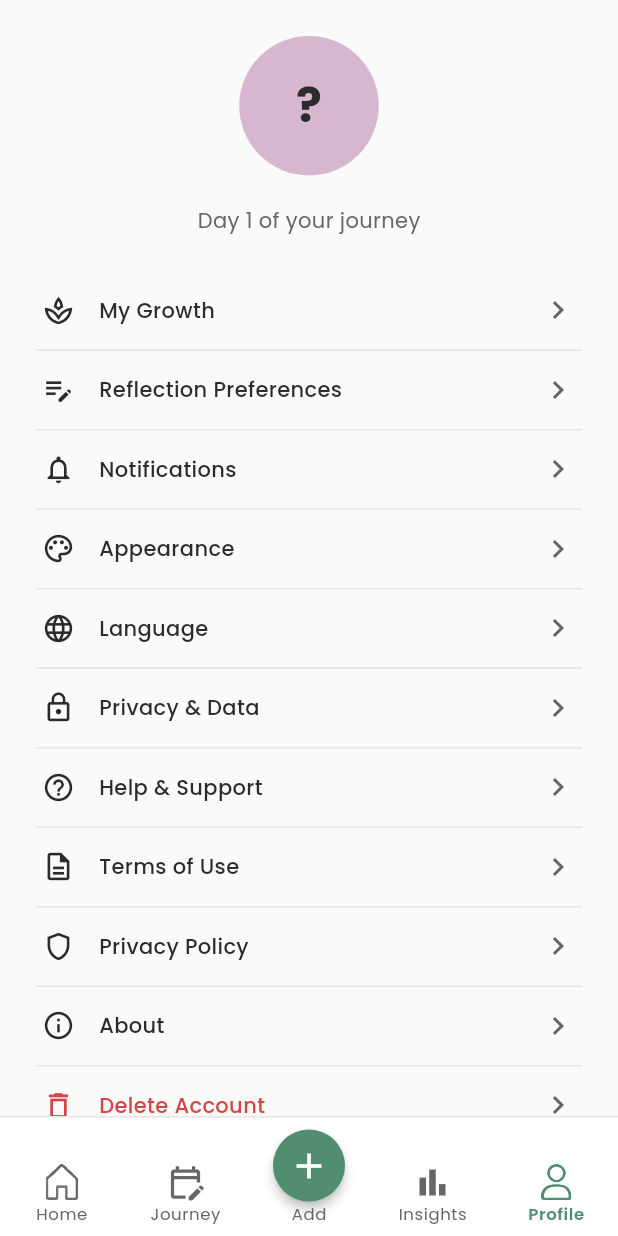
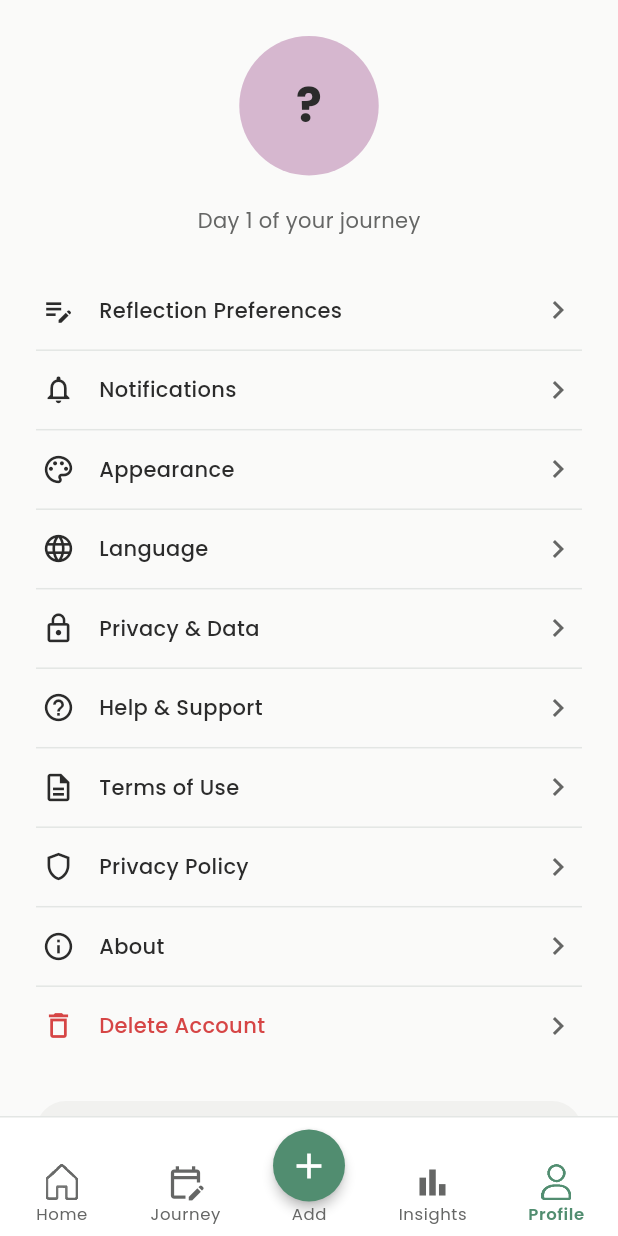
Before and after one commit to amalanan/you_app, a Flutter app: the ProfilePage screen opened by its route, on a phone screen of 412 x 824 dp. Run offline on Flutter 3.47's test engine with Material 3 defaults, Android fonts, the phone set to English and light mode, and no system bars; our stand-ins replace device_preview, dio, go_router, shared_preferences, supabase_flutter; accounts and stored records are empty.

Commit message:
some edits

```diff
--- a/lib/features/profile/pages/profile_page.dart
+++ b/lib/features/profile/pages/profile_page.dart
@@ -30,11 +30,11 @@ class ProfilePage extends StatelessWidget {
     final name = auth.currentName ?? '';
 
     final items = <MenuTile>[
-      MenuTile(
-        icon: Icons.spa_outlined,
-        label: AppStrings.myGrowth,
-        onTap: () => context.go(AppRoutes.growth),
-      ),
+      // MenuTile(
+      //   icon: Icons.spa_outlined,
+      //   label: AppStrings.myGrowth,
+      //   onTap: () => context.go(AppRoutes.growth),
+      // ),
       MenuTile(
         icon: Icons.edit_note,
         label: AppStrings.menuReflectionPrefs,
```
Also changed, not shown: pubspec.yaml (+7 -0 lines), assets/icon/app_icon.png (added), pubspec.lock, 6 other files.
